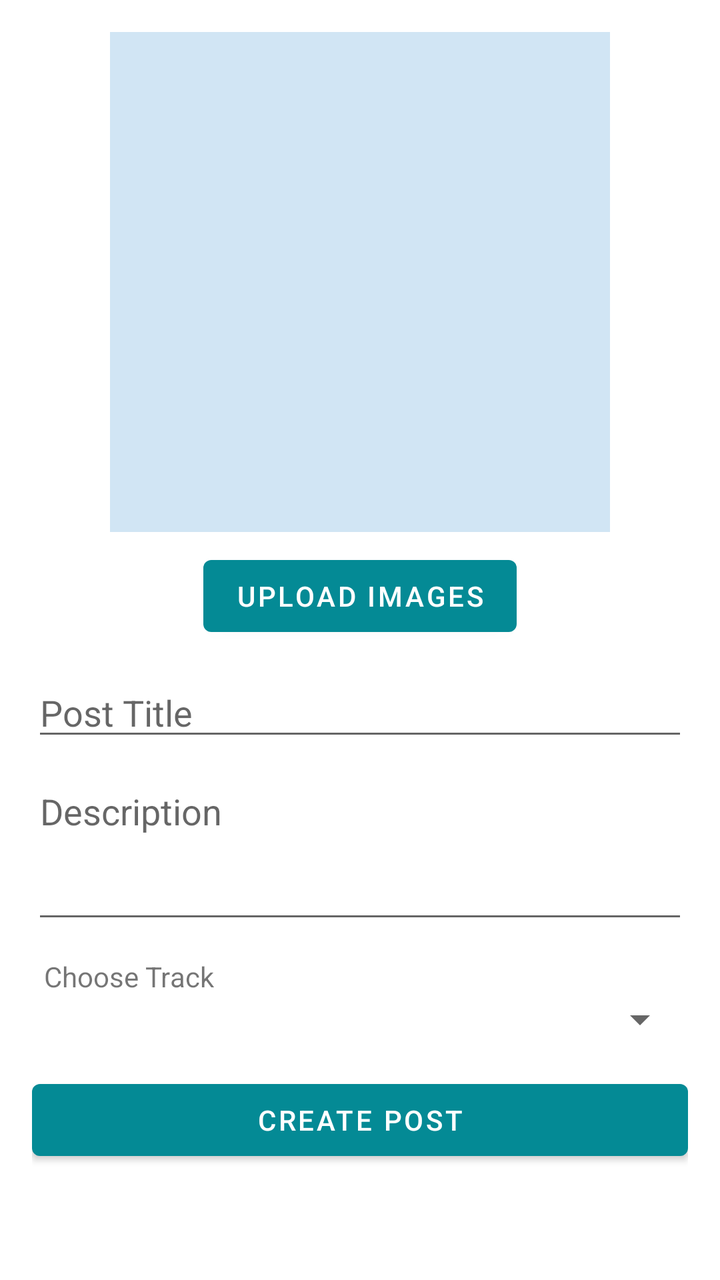
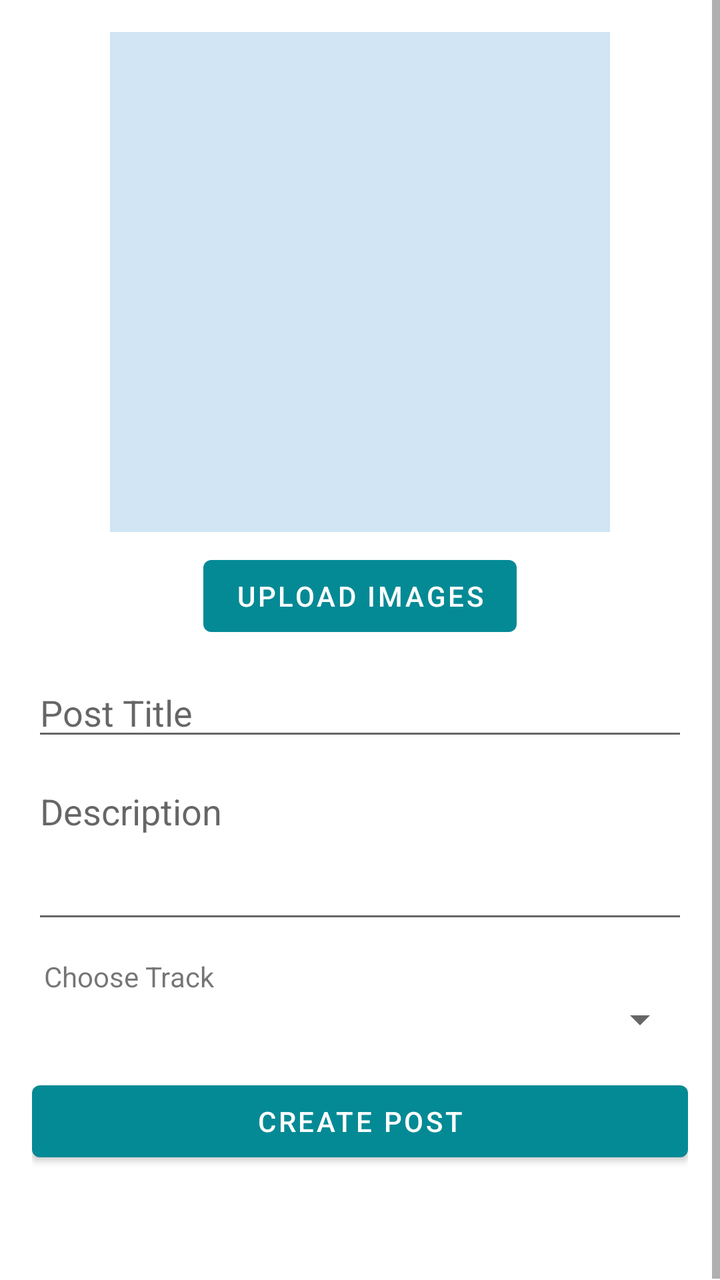

Before-and-after screenshots of an Android layout around one commit, followed by the original layout XML and the change that was made.
<!-- AndroidManifest.xml: application theme Theme.TrackMate -->
<!-- res/layout/fragment_create_post.xml -->
<?xml version="1.0" encoding="utf-8"?>
<androidx.constraintlayout.widget.ConstraintLayout xmlns:android="http://schemas.android.com/apk/res/android"
    xmlns:app="http://schemas.android.com/apk/res-auto"
    xmlns:tools="http://schemas.android.com/tools"
    android:layout_width="match_parent"
    android:layout_height="match_parent"
    android:padding="16dp"
    tools:context=".CreatePost">

    <androidx.viewpager2.widget.ViewPager2
        android:id="@+id/viewPagerImages"
        android:layout_width="250dp"
        android:layout_height="0dp"
        android:background="@color/material_dynamic_secondary90"
        app:layout_constraintDimensionRatio="1:1"
        app:layout_constraintTop_toTopOf="parent"
        app:layout_constraintStart_toStartOf="parent"
        app:layout_constraintEnd_toEndOf="parent" />

    <Button
        android:id="@+id/btnPickImages"
        android:layout_width="wrap_content"
        android:layout_height="wrap_content"
        android:layout_marginTop="8dp"
        android:text="Upload Images"
        app:layout_constraintStart_toStartOf="parent"
        app:layout_constraintEnd_toEndOf="parent"
        app:layout_constraintTop_toBottomOf="@+id/viewPagerImages" />

    <EditText
        android:id="@+id/editTitle"
        android:layout_width="0dp"
        android:layout_height="wrap_content"
        android:layout_marginTop="12dp"
        android:hint="Post Title"
        android:inputType="text"
        app:layout_constraintEnd_toEndOf="parent"
        app:layout_constraintStart_toStartOf="parent"
        app:layout_constraintTop_toBottomOf="@+id/btnPickImages" />

    <EditText
        android:id="@+id/editDescription"
        android:layout_width="0dp"
        android:layout_height="wrap_content"
        android:layout_marginTop="8dp"
        android:gravity="top"
        android:hint="Description"
        android:inputType="textMultiLine"
        android:minLines="3"
        app:layout_constraintEnd_toEndOf="parent"
        app:layout_constraintStart_toStartOf="parent"
        app:layout_constraintTop_toBottomOf="@+id/editTitle" />

    <TextView
        android:id="@+id/spinnerTitle"
        android:layout_marginTop="12dp"
        android:layout_width="wrap_content"
        android:layout_height="wrap_content"
        android:text="Choose Track"
        android:labelFor="@+id/spinnerTracks"
        app:layout_constraintTop_toBottomOf="@id/editDescription"
        app:layout_constraintStart_toStartOf="parent"
        android:paddingLeft="6dp"/>
    <Spinner
        android:id="@+id/spinnerTracks"
        android:layout_width="0dp"
        android:layout_height="wrap_content"
        app:layout_constraintEnd_toEndOf="parent"
        app:layout_constraintStart_toStartOf="parent"
        app:layout_constraintTop_toBottomOf="@id/spinnerTitle" />

    <Button
        android:id="@+id/btnSave"
        android:layout_width="0dp"
        android:layout_height="wrap_content"
        android:layout_marginTop="15dp"
        android:layout_marginBottom="40dp"
        android:text="Create Post"
        app:layout_constraintBottom_toBottomOf="parent"
        app:layout_constraintEnd_toEndOf="parent"
        app:layout_constraintStart_toStartOf="parent" />

</androidx.constraintlayout.widget.ConstraintLayout>
<!-- resources referenced by this layout -->
<resources>
  <style name="Theme.TrackMate" parent="Theme.MaterialComponents.DayNight.DarkActionBar">
          <item name="colorPrimary">@color/primary_500</item>
          <item name="colorPrimaryVariant">@color/primary_700</item>
          <item name="colorOnPrimary">@color/white</item>
          <item name="colorSecondary">@color/teal_200</item>
          <item name="colorSecondaryVariant">@color/teal_700</item>
          <item name="colorOnSecondary">@color/black</item>
          <item name="android:statusBarColor">?attr/colorPrimaryVariant</item>
          <item name="android:windowOptOutEdgeToEdgeEnforcement">true</item>
      </style>
  <color name="primary_500">#FF048A95</color>
  <color name="primary_700">#FF036B70</color>
  <color name="white">#FFFFFFFF</color>
  <color name="teal_200">#FF03DAC5</color>
  <color name="teal_700">#FF018786</color>
  <color name="black">#FF000000</color>
</resources>

<!-- the commit's change to res/layout/fragment_create_post.xml (unified diff, before → after) -->
@@ -1,11 +1,16 @@
 <?xml version="1.0" encoding="utf-8"?>
-<androidx.constraintlayout.widget.ConstraintLayout xmlns:android="http://schemas.android.com/apk/res/android"
+<ScrollView xmlns:android="http://schemas.android.com/apk/res/android"
     xmlns:app="http://schemas.android.com/apk/res-auto"
     xmlns:tools="http://schemas.android.com/tools"
     android:layout_width="match_parent"
     android:layout_height="match_parent"
-    android:padding="16dp"
+    android:fillViewport="true"
     tools:context=".CreatePost">
+
+<androidx.constraintlayout.widget.ConstraintLayout
+    android:layout_width="match_parent"
+    android:layout_height="wrap_content"
+    android:padding="16dp">
 
     <androidx.viewpager2.widget.ViewPager2
         android:id="@+id/viewPagerImages"
@@ -69,6 +74,7 @@
         app:layout_constraintStart_toStartOf="parent"
         app:layout_constraintTop_toBottomOf="@id/spinnerTitle" />
 
+    
     <Button
         android:id="@+id/btnSave"
         android:layout_width="0dp"
@@ -76,8 +82,11 @@
         android:layout_marginTop="15dp"
         android:layout_marginBottom="40dp"
         android:text="Create Post"
+        app:layout_constraintVertical_bias="1"
+        app:layout_constraintTop_toBottomOf="@id/spinnerTracks"
         app:layout_constraintBottom_toBottomOf="parent"
         app:layout_constraintEnd_toEndOf="parent"
         app:layout_constraintStart_toStartOf="parent" />
 
 </androidx.constraintlayout.widget.ConstraintLayout>
+</ScrollView>
